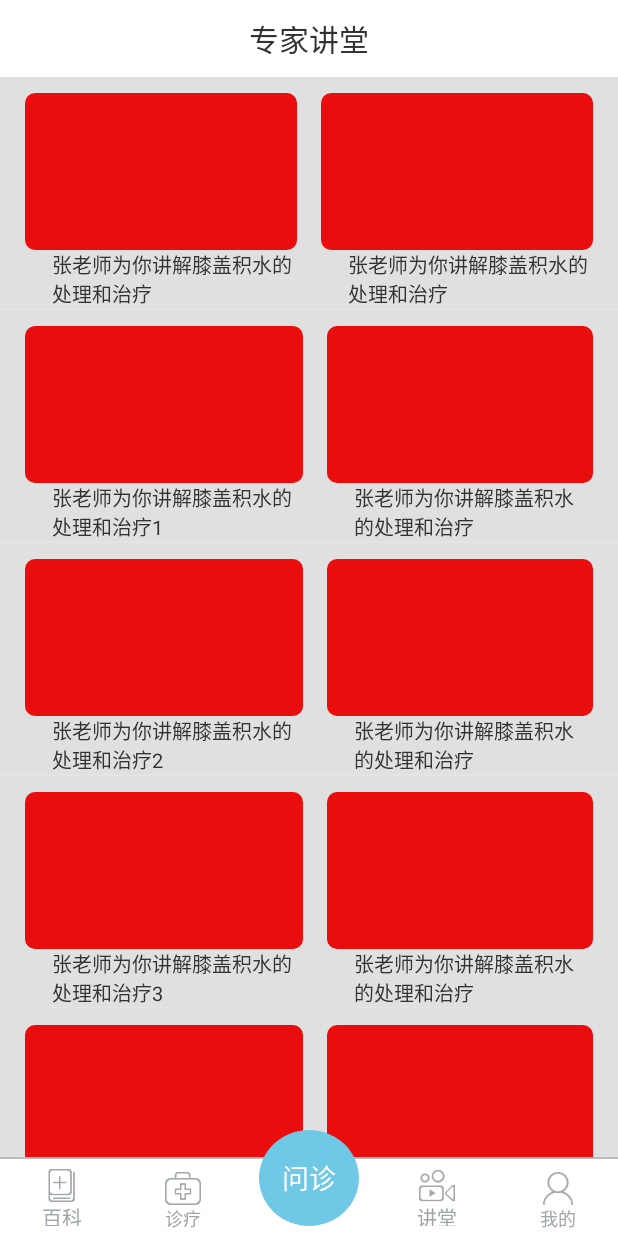
After one commit to chxxbb/TSET, an Android app: the fragment LectureroomFragment placed in its activity, on a phone screen of 412 x 824 dp. The commit adds this screen. Run offline under Robolectric (Android 15) with nearby library versions, the phone set to English and light mode, and no system bars.

Commit message:
2016年8月26日10:05:10
新增：
专家讲堂页面

```diff
--- a/app/src/main/java/com/example/chen/tset/HomeActivity.java
+++ b/app/src/main/java/com/example/chen/tset/HomeActivity.java
@@ -7,11 +7,13 @@ import android.os.Bundle;
 import android.view.View;
 import android.widget.FrameLayout;
 import android.widget.RadioButton;
+import android.widget.RadioGroup;
 
 public class HomeActivity extends AppCompatActivity {
     FragmentManager fm;
     FragmentTransaction ft;
-    private RadioButton rb_encyclopedia;
+    private RadioButton rb_encyclopedia,rb_lectureroom;
+    private RadioGroup radioGroup_right,radioGroup_left;
     private FrameLayout framelayout;
 
     @Override
@@ -25,7 +27,11 @@ public class HomeActivity extends AppCompatActivity {
     private void findView() {
         rb_encyclopedia= (RadioButton) findViewById(R.id.rb_encyclopedia);
         framelayout= (FrameLayout) findViewById(R.id.framelayout);
+        rb_lectureroom= (RadioButton) findViewById(R.id.rb_lectureroom);
+        radioGroup_left= (RadioGroup) findViewById(R.id.radioGroup_left);
+        radioGroup_right= (RadioGroup) findViewById(R.id.radioGroup_right);
         rb_encyclopedia.setOnClickListener(listener);
+        rb_lectureroom.setOnClickListener(listener);
     }
 
     private void init() {
@@ -39,9 +45,16 @@ public class HomeActivity extends AppCompatActivity {
         public void onClick(View v) {
             switch (v.getId()){
                 case R.id.rb_encyclopedia:
+                    radioGroup_right.clearCheck();
                     FragmentTransaction ft1=fm.beginTransaction();
                     ft1.replace(R.id.framelayout,new EncyclopediaFragment());
                     ft1.commit();
+                    break;
+                case R.id.rb_lectureroom:
+                    radioGroup_left.clearCheck();
+                    FragmentTransaction ft2=fm.beginTransaction();
+                    ft2.replace(R.id.framelayout,new LectureroomFragment());
+                    ft2.commit();
                     break;
             }
         }
--- /dev/null
+++ b/app/src/main/java/com/example/chen/tset/LectureroomAdapter.java
@@ -0,0 +1,56 @@
+package com.example.chen.tset;
+
+import android.content.Context;
+import android.support.v7.widget.RecyclerView;
+import android.view.LayoutInflater;
+import android.view.View;
+import android.view.ViewGroup;
+import android.widget.BaseAdapter;
+import android.widget.TextView;
+
+import java.util.List;
+
+/**
+ * Created by Administrator on 2016/8/26 0026.
+ */
+public class LectureroomAdapter extends BaseAdapter{
+    List<String> list;
+    Context context;
+
+    public LectureroomAdapter(Context context, List<String> list) {
+        this.context = context;
+        this.list=list;
+    }
+
+    @Override
+    public int getCount() {
+        return list.size();
+    }
+
+    @Override
+    public String getItem(int position) {
+        return list.get(position);
+    }
+
+    @Override
+    public long getItemId(int position) {
+        return position;
+    }
+
+    public View getView(int position, View convertView, ViewGroup parent) {
+        if(convertView==null){
+            LayoutInflater inflater=LayoutInflater.from(parent.getContext());
+            convertView=inflater.inflate(R.layout.lectureroom_item,parent,false);
+            convertView.setTag(new ViewHolder(convertView));
+        }
+        ViewHolder viewHolder= (ViewHolder) convertView.getTag();
+        viewHolder.tv_lectr.setText(list.get(position));
+        return convertView;
+    }
+    static class ViewHolder{
+        private TextView tv_lectr;
+        ViewHolder(View v){
+            tv_lectr= (TextView) v.findViewById(R.id.tv_lectr);
+        }
+    }
+}
--- /dev/null
+++ b/app/src/main/java/com/example/chen/tset/LectureroomFragment.java
@@ -0,0 +1,53 @@
+package com.example.chen.tset;
+
+import android.os.Bundle;
+import android.support.annotation.Nullable;
+import android.support.v4.app.Fragment;
+import android.support.v7.widget.GridLayoutManager;
+import android.support.v7.widget.LinearLayoutManager;
+import android.support.v7.widget.RecyclerView;
+import android.support.v7.widget.StaggeredGridLayoutManager;
+import android.view.LayoutInflater;
+import android.view.View;
+import android.view.ViewGroup;
+import android.widget.ListView;
+
+import java.util.ArrayList;
+import java.util.List;
+
+/**
+ * Created by Administrator on 2016/8/25 0025.
+ */
+public class LectureroomFragment extends Fragment{
+    View view;
+    private ListView listView;
+    private LectureroomAdapter adapter;
+    List<String> list;
+
+    @Nullable
+    @Override
+    public View onCreateView(LayoutInflater inflater, @Nullable ViewGroup container, @Nullable Bundle savedInstanceState) {
+        view=inflater.inflate(R.layout.fragment_lectureroom,null);
+        findView();
+        init();
+        return view;
+    }
+
+    private void findView() {
+        listView= (ListView) view.findViewById(R.id.listView);
+        listView.setVerticalScrollBarEnabled(false);
+    }
+    private void init() {
+        list=new ArrayList<>();
+        list.add("张老师为你讲解膝盖积水的处理和治疗");
+        list.add("张老师为你讲解膝盖积水的处理和治疗1");
+        list.add("张老师为你讲解膝盖积水的处理和治疗2");
+        list.add("张老师为你讲解膝盖积水的处理和治疗3");
+        list.add("张老师为你讲解膝盖积水的处理和治疗4");
+        list.add("张老师为你讲解膝盖积水的处理和治疗5");
+        list.add("张老师为你讲解膝盖积水的处理和治疗6");
+        adapter=new LectureroomAdapter(getContext(),list);
+        listView.setAdapter(adapter);
+        adapter.notifyDataSetChanged();
+    }
+}
--- /dev/null
+++ b/app/src/main/java/com/example/chen/tset/RoundCornerImageView.java
@@ -0,0 +1,33 @@
+package com.example.chen.tset;
+
+import android.content.Context;
+import android.graphics.Canvas;
+import android.graphics.Path;
+import android.graphics.RectF;
+import android.util.AttributeSet;
+import android.widget.ImageView;
+
+/**
+ * Created by Administrator on 2016/8/26 0026.
+ */
+public class RoundCornerImageView extends ImageView {
+    public RoundCornerImageView(Context context) {
+        super(context);
+    }
+    public RoundCornerImageView(Context context, AttributeSet attrs) {
+        super(context, attrs);
+    }
+    public RoundCornerImageView(Context context, AttributeSet attrs,
+                                int defStyle) {
+        super(context, attrs, defStyle);
+    }
+    @Override
+    protected void onDraw(Canvas canvas) {
+        Path clipPath = new Path();
+        int w = this.getWidth();
+        int h = this.getHeight();
+        clipPath.addRoundRect(new RectF(0, 0, w, h), 10.0f, 10.0f, Path.Direction.CW);
+        canvas.clipPath(clipPath);
+        super.onDraw(canvas);
+    }
+}
--- a/app/src/main/res/drawable/charactersafe_img_case.xml
+++ /dev/null
@@ -1,17 +0,0 @@
-<?xml version="1.0" encoding="utf-8"?>
-    <shape
-        xmlns:android="http://schemas.android.com/apk/res/android"
-        android:shape="rectangle"
-        android:useLevel="false">
-        <corners
-            android:radius="10dp"
-            />
-        <gradient
-            android:startColor="#ffffff"
-            android:endColor="#ffffff"
-            android:useLevel="false"
-            android:type="linear"
-            android:angle="90"
-            >
-        </gradient>
-    </shape>
--- a/app/src/main/res/layout/activity_home.xml
+++ b/app/src/main/res/layout/activity_home.xml
@@ -30,6 +30,7 @@
                 android:layout_width="match_parent"
                 android:layout_height="@dimen/y96">
                 <RadioGroup
+                    android:id="@+id/radioGroup_left"
                     android:layout_alignParentBottom="true"
                     android:layout_width="wrap_content"
                     android:layout_height="@dimen/y96"
@@ -64,12 +65,14 @@
 
                 </RadioGroup>
                 <RadioGroup
+                    android:id="@+id/radioGroup_right"
                     android:layout_alignParentRight="true"
                     android:layout_alignParentBottom="true"
                     android:layout_width="wrap_content"
                     android:layout_height="@dimen/y96"
                     android:orientation="horizontal">
                     <RadioButton
+                        android:id="@+id/rb_lectureroom"
                         android:layout_marginRight="@dimen/x100"
                         android:layout_marginTop="@dimen/y12"
                         android:layout_marginBottom="@dimen/y12"
--- a/app/src/main/res/layout/encyclopedia_item.xml
+++ b/app/src/main/res/layout/encyclopedia_item.xml
@@ -8,7 +8,7 @@
         android:orientation="horizontal"
         android:layout_width="match_parent"
         android:layout_height="@dimen/y150">
-        <ImageView
+        <com.example.chen.tset.RoundCornerImageView
             android:layout_marginTop="@dimen/y30"
             android:layout_marginLeft="@dimen/x30"
             android:layout_marginBottom="@dimen/y20"
@@ -17,7 +17,6 @@
             android:src="#d21010"
             android:scaleType="centerCrop"
             android:adjustViewBounds="true"
-            android:background="@drawable/charactersafe_img_case"
             />
         <LinearLayout
             android:layout_marginTop="@dimen/y30"
--- a/app/src/main/res/layout/fragment_encyclopedia.xml
+++ b/app/src/main/res/layout/fragment_encyclopedia.xml
@@ -24,6 +24,7 @@
         android:id="@+id/tabLayout"
         app:tabIndicatorHeight="0dp"
         >
+
     </android.support.design.widget.TabLayout>
     <LinearLayout
         android:layout_marginTop="@dimen/y17"
@@ -45,7 +46,6 @@
             android:layout_weight="1"
             android:layout_width="wrap_content"
             android:layout_height="wrap_content">
-
         <View
             android:layout_centerInParent="true"
             android:background="@color/inquirycolor"
--- /dev/null
+++ b/app/src/main/res/layout/fragment_lectureroom.xml
@@ -0,0 +1,30 @@
+<?xml version="1.0" encoding="utf-8"?>
+<LinearLayout xmlns:android="http://schemas.android.com/apk/res/android"
+    android:orientation="vertical"
+    android:layout_width="match_parent"
+    android:layout_height="match_parent">
+    <RelativeLayout
+        android:background="#ffffff"
+        android:layout_width="match_parent"
+        android:layout_height="@dimen/y96">
+        <TextView
+            android:layout_centerInParent="true"
+            android:layout_width="wrap_content"
+            android:layout_height="wrap_content"
+            android:text="专家讲堂"
+            android:textSize="@dimen/x36"
+            android:textColor="#323232"/>
+    </RelativeLayout>
+    <LinearLayout
+        android:background="#e0e0e0"
+        android:layout_width="match_parent"
+        android:layout_height="match_parent">
+        <ListView
+            android:id="@+id/listView"
+            android:layout_width="match_parent"
+            android:layout_height="match_parent">
+        </ListView>
+    </LinearLayout>
+
+
+</LinearLayout>
--- /dev/null
+++ b/app/src/main/res/layout/lectureroom_item.xml
@@ -0,0 +1,57 @@
+<?xml version="1.0" encoding="utf-8"?>
+<LinearLayout xmlns:android="http://schemas.android.com/apk/res/android"
+    android:layout_width="match_parent"
+    android:layout_height="match_parent"
+    android:layout_marginTop="@dimen/y20"
+    android:layout_marginBottom="@dimen/y80"
+    android:layout_marginRight="@dimen/x30"
+    android:layout_marginLeft="@dimen/x30">
+
+    <LinearLayout
+        android:layout_marginLeft="@dimen/x30"
+        android:layout_marginRight="@dimen/x14"
+        android:layout_weight="1"
+        android:layout_marginTop="@dimen/y20"
+        android:layout_width="wrap_content"
+        android:layout_height="wrap_content"
+        android:orientation="vertical">
+        <com.example.chen.tset.RoundCornerImageView
+            android:layout_width="match_parent"
+            android:layout_height="@dimen/y196"
+            android:scaleType="centerCrop"
+            android:src="#e90d0d"/>
+        <TextView
+            android:id="@+id/tv_lectr"
+            android:layout_marginLeft="@dimen/x32"
+            android:layout_width="wrap_content"
+            android:layout_height="wrap_content"
+            android:text="张老师为你讲解膝盖积水的处理和治疗"
+            android:textSize="@dimen/x24"
+            android:textColor="#323232"/>
+    </LinearLayout>
+
+    <LinearLayout
+        android:layout_marginLeft="@dimen/x14"
+        android:layout_marginRight="@dimen/x30"
+        android:layout_weight="1"
+        android:layout_marginTop="@dimen/y20"
+        android:layout_width="wrap_content"
+        android:layout_height="wrap_content"
+        android:orientation="vertical">
+        <com.example.chen.tset.RoundCornerImageView
+            android:layout_width="match_parent"
+            android:layout_height="@dimen/y196"
+            android:scaleType="centerCrop"
+            android:src="#e90d0d"/>
+        <TextView
+            android:id="@+id/tv_lectr1"
+            android:layout_marginLeft="@dimen/x32"
+            android:layout_width="wrap_content"
+            android:layout_height="wrap_content"
+            android:text="张老师为你讲解膝盖积水的处理和治疗"
+            android:textSize="@dimen/x24"
+            android:textColor="#323232"/>
+    </LinearLayout>
+
+
+</LinearLayout>
```
